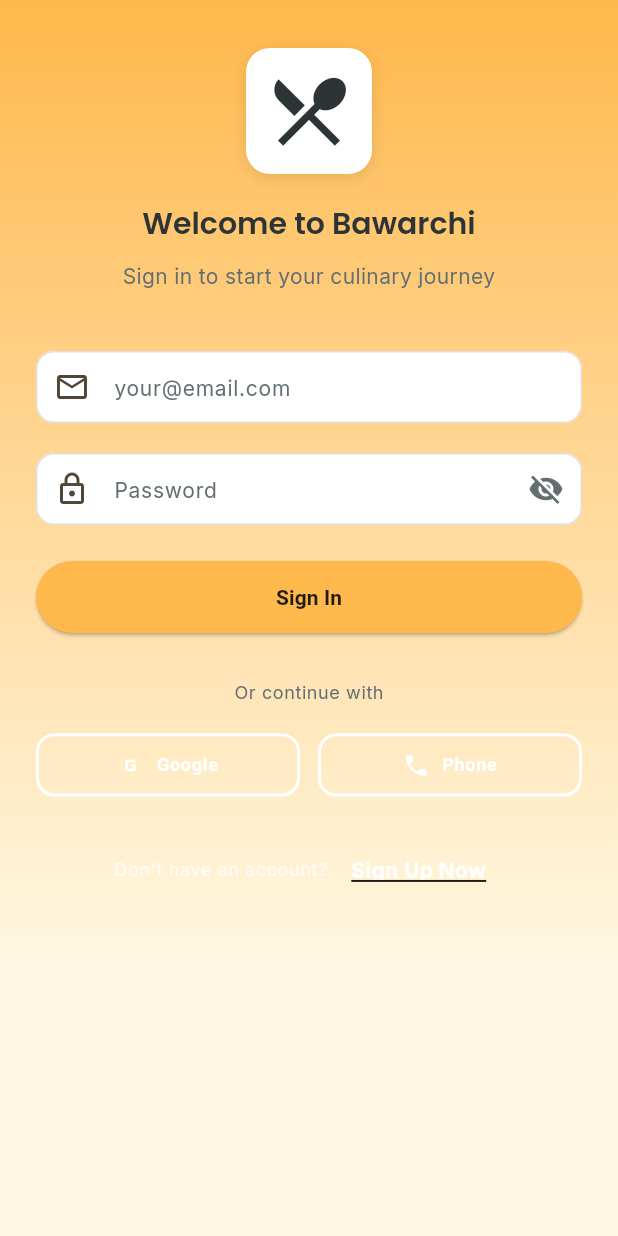
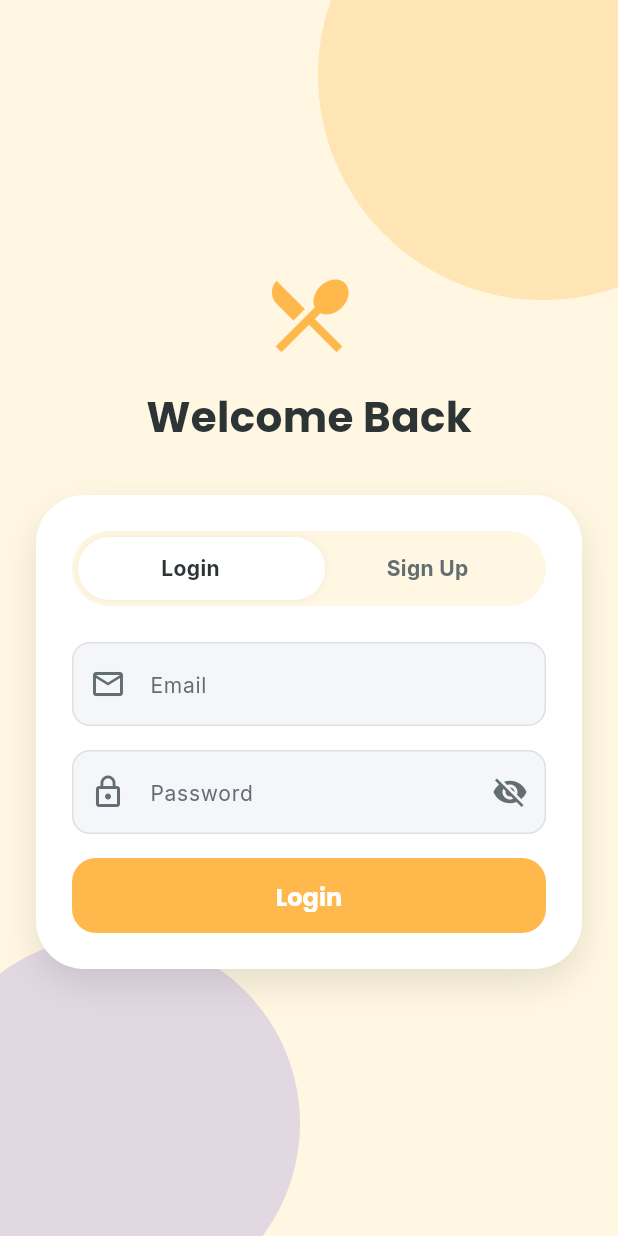
Before and after one commit to Ezakeil/bawarchi_app, a Flutter app: the screen it shows after launch, on a phone screen of 412 x 824 dp. Run offline on Flutter 3.47's test engine with Material 3 defaults, Android fonts, the phone set to English and light mode, and no system bars; our stand-ins replace cloud_firestore, firebase_auth, firebase_core, go_router, google_fonts; accounts and stored records are empty.

Commit message:
overhauled login and sign up visually

```diff
--- a/lib/core/router/app_router.dart
+++ b/lib/core/router/app_router.dart
@@ -43,16 +43,22 @@ final GoRouter appRouter = GoRouter(
     }
 
     if (isLoggedIn) {
-      // If logged in and at login page, go to home
-      if (state.uri.toString() == '/login') {
-        print('[Router] Redirecting to /home (logged in)');
-        return '/home';
+      // Check if user has completed onboarding
+      final userData = await _authRepository.getUserData(user.uid);
+      final onboardingComplete = userData?.onboardingComplete ?? false;
+
+      if (!onboardingComplete) {
+        if (state.uri.toString() != '/preferences') {
+          print('[Router] Redirecting to /preferences (onboarding incomplete)');
+          return '/preferences';
+        }
+        return null;
       }
 
-      // If logged in and at signup page, go to preferences (onboarding)
-      if (state.uri.toString() == '/signup') {
-        print('[Router] Redirecting to /preferences (signup complete)');
-        return '/preferences';
+      // If logged in and onboarding complete, redirect away from auth pages
+      if (isLoggingIn || isSigningUp) {
+        print('[Router] Redirecting to /home (logged in & onboarding complete)');
+        return '/home';
       }
     }
 
--- a/lib/core/services/recipe_service.dart
+++ b/lib/core/services/recipe_service.dart
@@ -4,7 +4,7 @@ import 'package:firebase_auth/firebase_auth.dart';
 import '../../features/recipes/data/models/recipe_model.dart';
 
 class RecipeService {
-  final String _baseUrl = 'http://192.168.18.63:8000/api/v1/recipes/generate';
+  final String _baseUrl = 'http://192.168.0.199:8000/api/v1/recipes/generate';
 
   Future<List<Recipe>> fetchRecipesByIngredients(List<String> ingredients) async {
     try {
--- /dev/null
+++ b/lib/core/ui/auth_background.dart
@@ -0,0 +1,51 @@
+import 'package:flutter/material.dart';
+import '../constants/app_colors.dart';
+
+class AuthBackground extends StatelessWidget {
+  final Widget child;
+
+  const AuthBackground({Key? key, required this.child}) : super(key: key);
+
+  @override
+  Widget build(BuildContext context) {
+    return Scaffold(
+      backgroundColor: AppColors.backgroundCream,
+      body: Stack(
+        children: [
+          // Blob 1: Top-right corner
+          Positioned(
+            top: -100,
+            right: -100,
+            child: Container(
+              width: 300,
+              height: 300,
+              decoration: BoxDecoration(
+                shape: BoxShape.circle,
+                color: AppColors.primaryAmber.withOpacity(0.3),
+              ),
+            ),
+          ),
+          // Blob 2: Bottom-left corner
+          Positioned(
+            bottom: -50,
+            left: -50,
+            child: Container(
+              width: 250,
+              height: 250,
+              decoration: BoxDecoration(
+                shape: BoxShape.circle,
+                color: AppColors.accentViolet.withOpacity(0.2),
+              ),
+            ),
+          ),
+          // Content
+          SafeArea(
+            child: Center(
+              child: child,
+            ),
+          ),
+        ],
+      ),
+    );
+  }
+}
--- a/lib/features/auth/presentation/screens/login_screen.dart
+++ b/lib/features/auth/presentation/screens/login_screen.dart
@@ -1,7 +1,10 @@
-import 'package:flutter/gestures.dart';
 import 'package:flutter/material.dart';
 import 'package:go_router/go_router.dart';
+import 'package:google_fonts/google_fonts.dart';
+import 'package:firebase_auth/firebase_auth.dart';
+import 'package:cloud_firestore/cloud_firestore.dart';
 import '../../../../core/constants/app_colors.dart';
+import '../../../../core/ui/auth_background.dart';
 import '../../data/auth_repository.dart';
 
 class LoginScreen extends StatefulWidget {
@@ -11,59 +14,57 @@ class LoginScreen extends StatefulWidget {
   State<LoginScreen> createState() => _LoginScreenState();
 }
 
-class _LoginScreenState extends State<LoginScreen> {
+class _LoginScreenState extends State<LoginScreen> with SingleTickerProviderStateMixin {
+  bool isLogin = true;
   bool obscurePassword = true;
+  bool obscureConfirmPassword = true;
   bool isLoading = false;
+
   final _formKey = GlobalKey<FormState>();
   final TextEditingController _emailController = TextEditingController();
   final TextEditingController _passwordController = TextEditingController();
+  final TextEditingController _confirmPasswordController = TextEditingController();
+  final TextEditingController _nameController = TextEditingController();
   final AuthRepository _authRepository = AuthRepository();
+
+  late AnimationController _animationController;
+
+  @override
+  void initState() {
+    super.initState();
+    _animationController = AnimationController(
+      vsync: this,
+      duration: const Duration(milliseconds: 300),
+    );
+  }
 
   @override
   void dispose() {
     _emailController.dispose();
     _passwordController.dispose();
+    _confirmPasswordController.dispose();
+    _nameController.dispose();
+    _animationController.dispose();
     super.dispose();
   }
 
-  // Email validation logic (FR1.2)
-  String? _validateEmail(String? value) {
-    if (value == null || value.isEmpty) {
-      return 'Please enter your email';
-    }
-    final emailRegex = RegExp(r'^[^@]+@[^@]+\.[^@]+');
-    if (!emailRegex.hasMatch(value)) {
-      return 'Please enter a valid email';
-    }
-    return null;
-  }
-
-  // Password validation logic
-  String? _validatePassword(String? value) {
-    if (value == null || value.isEmpty) {
-      return 'Please enter your password';
-    }
-    if (value.length < 6) {
-      return 'Password must be at least 6 characters';
-    }
-    return null;
-  }
-
-  Future<void> _handleLogin() async {
+  Future<void> _submit() async {
     if (_formKey.currentState!.validate()) {
-      setState(() {
-        isLoading = true;
-      });
-
+      setState(() => isLoading = true);
       try {
-        print('[LoginScreen] Starting login');
+        if (isLogin) {
           await _authRepository.signInWithEmailAndPassword(
             _emailController.text.trim(),
             _passwordController.text.trim(),
           );
-        print('[LoginScreen] Login complete, navigating to /home');
-        if (mounted) {
-          context.go('/home');
+          if (mounted) context.go('/home');
+        } else {
+          await _authRepository.signUpWithEmailAndPassword(
+            _emailController.text.trim(),
+            _passwordController.text.trim(),
+            _nameController.text.trim(),
+          );
+          if (mounted) context.go('/preferences');
         }
       } catch (e) {
         if (mounted) {
@@ -72,234 +73,193 @@ class _LoginScreenState extends State<LoginScreen> {
           );
         }
       } finally {
-        if (mounted) {
-          setState(() {
-            isLoading = false;
-          });
-        }
+        if (mounted) setState(() => isLoading = false);
       }
     }
   }
 
   @override
   Widget build(BuildContext context) {
-    return Scaffold(
-      body: Container(
-        decoration: BoxDecoration(
-          gradient: LinearGradient(
-            begin: Alignment.topCenter,
-            end: Alignment.bottomCenter,
-            colors: [AppColors.primaryAmber, AppColors.backgroundCream],
+    return AuthBackground(
+      child: SingleChildScrollView(
+        child: Padding(
+          padding: const EdgeInsets.all(24.0),
+          child: Column(
+            mainAxisAlignment: MainAxisAlignment.center,
+            children: [
+              // Header
+              Icon(Icons.restaurant_menu, size: 64, color: AppColors.primaryAmber),
+              const SizedBox(height: 16),
+              Text(
+                isLogin ? 'Welcome Back' : 'Join Bawarchi',
+                style: GoogleFonts.poppins(
+                  fontSize: 28,
+                  fontWeight: FontWeight.bold,
+                  color: AppColors.textCharcoal,
                 ),
               ),
-        child: SafeArea(
-          child: SingleChildScrollView(
-            child: Padding(
-              padding: const EdgeInsets.symmetric(horizontal: 24, vertical: 32),
-              child: Column(
-                crossAxisAlignment: CrossAxisAlignment.center,
-                children: [
-                  _buildHeader(),
-                  const SizedBox(height: 40),
-                  Form(
-                    key: _formKey,
+              const SizedBox(height: 32),
+
+              // Split Card
+              Container(
+                decoration: BoxDecoration(
+                  color: Colors.white,
+                  borderRadius: BorderRadius.circular(32),
+                  boxShadow: [
+                    BoxShadow(
+                      color: Colors.black.withOpacity(0.1),
+                      blurRadius: 20,
+                      offset: const Offset(0, 10),
+                    ),
+                  ],
+                ),
+                padding: const EdgeInsets.all(24),
                 child: Column(
                   children: [
-                        _buildEmailField(),
-                        const SizedBox(height: 20),
-                        _buildPasswordField(),
-                        const SizedBox(height: 24),
-                        _buildLoginButton(),
+                    // Toggle Switch
+                    Container(
+                      height: 50,
+                      decoration: BoxDecoration(
+                        color: AppColors.backgroundCream,
+                        borderRadius: BorderRadius.circular(25),
+                      ),
+                      child: Stack(
+                        children: [
+                          AnimatedAlign(
+                            alignment: isLogin ? Alignment.centerLeft : Alignment.centerRight,
+                            duration: const Duration(milliseconds: 300),
+                            curve: Curves.easeInOut,
+                            child: Container(
+                              width: MediaQuery.of(context).size.width * 0.4, // Approx half width
+                              margin: const EdgeInsets.all(4),
+                              decoration: BoxDecoration(
+                                color: Colors.white,
+                                borderRadius: BorderRadius.circular(21),
+                                boxShadow: [
+                                  BoxShadow(
+                                    color: Colors.black.withOpacity(0.05),
+                                    blurRadius: 4,
+                                  ),
                                 ],
                               ),
                             ),
-                  const SizedBox(height: 32),
-                  _buildSocialLogin(),
-                  const SizedBox(height: 24),
-                  _buildSignupLink(),
-                ],
+                          ),
+                          Row(
+                            children: [
+                              Expanded(
+                                child: GestureDetector(
+                                  onTap: () => setState(() => isLogin = true),
+                                  child: Container(
+                                    color: Colors.transparent,
+                                    alignment: Alignment.center,
+                                    child: Text(
+                                      'Login',
+                                      style: TextStyle(
+                                        fontWeight: FontWeight.bold,
+                                        color: isLogin ? AppColors.textCharcoal : AppColors.textMuted,
                                       ),
                                     ),
                                   ),
                                 ),
                               ),
-    );
-  }
-
-  Widget _buildHeader() {
-    return Column(
-      children: [
-        Container(
-          padding: const EdgeInsets.all(12),
-          decoration: BoxDecoration(
-            color: Colors.white,
-            borderRadius: BorderRadius.circular(16),
-            boxShadow: [
-              BoxShadow(
-                color: Colors.black.withOpacity(0.1),
-                blurRadius: 8,
-                offset: const Offset(0, 2),
-              ),
-            ],
-          ),
-          child: Icon(
-            Icons.restaurant_menu,
-            size: 60,
-            color: AppColors.textCharcoal,
+                              Expanded(
+                                child: GestureDetector(
+                                  onTap: () => setState(() => isLogin = false),
+                                  child: Container(
+                                    color: Colors.transparent,
+                                    alignment: Alignment.center,
+                                    child: Text(
+                                      'Sign Up',
+                                      style: TextStyle(
+                                        fontWeight: FontWeight.bold,
+                                        color: !isLogin ? AppColors.textCharcoal : AppColors.textMuted,
                                       ),
                                     ),
-        const SizedBox(height: 20),
-        Text(
-          'Welcome to Bawarchi',
-          style: Theme.of(context).textTheme.headlineMedium,
-          textAlign: TextAlign.center,
                                   ),
-        const SizedBox(height: 12),
-        Text(
-          'Sign in to start your culinary journey',
-          style: Theme.of(
-            context,
-          ).textTheme.bodyMedium?.copyWith(color: AppColors.textMuted),
-          textAlign: TextAlign.center,
-        ),
-      ],
-    );
-  }
-
-  // Email Field (FR1.2)
-  Widget _buildEmailField() {
-    return TextFormField(
-      controller: _emailController,
-      keyboardType: TextInputType.emailAddress,
-      validator: _validateEmail,
-      decoration: InputDecoration(
-        hintText: 'your@email.com',
-        prefixIcon: const Icon(Icons.email_outlined),
-      ),
-    );
-  }
-
-  // Password Field (FR1.4)
-  Widget _buildPasswordField() {
-    return TextFormField(
-      controller: _passwordController,
-      obscureText: obscurePassword,
-      validator: _validatePassword,
-      decoration: InputDecoration(
-        hintText: 'Password',
-        prefixIcon: const Icon(Icons.lock_outlined),
-        suffixIcon: IconButton(
-          icon: Icon(
-            obscurePassword ? Icons.visibility_off : Icons.visibility,
-            color: AppColors.textMuted,
-          ),
-          onPressed: () {
-            setState(() {
-              obscurePassword = !obscurePassword;
-            });
-          },
-        ),
-      ),
-    );
-  }
-
-  // Login Button (FR1.6)
-  Widget _buildLoginButton() {
-    return SizedBox(
-      width: double.infinity,
-      child: ElevatedButton(
-        onPressed: isLoading ? null : _handleLogin,
-        child: isLoading
-            ? const SizedBox(
-                height: 20,
-                width: 20,
-                child: CircularProgressIndicator(
-                  strokeWidth: 2,
-                  color: AppColors.textCharcoal,
-                ),
-              )
-            : Text(
-                'Sign In',
-                style: Theme.of(
-                  context,
-                ).textTheme.labelLarge?.copyWith(fontWeight: FontWeight.w600),
-              ),
-      ),
-    );
-  }
-
-  // Social Login (FR1.7)
-  Widget _buildSocialLogin() {
-    return Column(
-      children: [
-        Text(
-          'Or continue with',
-          style: Theme.of(
-            context,
-          ).textTheme.bodySmall?.copyWith(color: AppColors.textMuted),
-        ),
-        const SizedBox(height: 16),
-        Row(
-          children: [
-            // Google Button
-            Expanded(
-              child: OutlinedButton(
-                onPressed: () {
-                  // TODO: Implement Google login
-                  ScaffoldMessenger.of(context).showSnackBar(
-                    const SnackBar(content: Text('Google login coming soon')),
-                  );
-                },
-                style: OutlinedButton.styleFrom(
-                  side: const BorderSide(color: Colors.white, width: 2),
-                  shape: RoundedRectangleBorder(
-                    borderRadius: BorderRadius.circular(12),
-                  ),
-                  padding: const EdgeInsets.symmetric(vertical: 12),
-                ),
-                child: Row(
-                  mainAxisAlignment: MainAxisAlignment.center,
-                  children: [
-                    const Icon(Icons.g_mobiledata, color: Colors.white),
-                    const SizedBox(width: 8),
-                    Text(
-                      'Google',
-                      style: Theme.of(context).textTheme.labelMedium?.copyWith(
-                        color: Colors.white,
-                        fontWeight: FontWeight.w600,
                                 ),
                               ),
                             ],
                           ),
+                        ],
                       ),
                     ),
-            const SizedBox(width: 12),
-            // Phone Button
-            Expanded(
-              child: OutlinedButton(
-                onPressed: () {
-                  // TODO: Implement Phone login
-                  ScaffoldMessenger.of(context).showSnackBar(
-                    const SnackBar(content: Text('Phone login coming soon')),
-                  );
+                    const SizedBox(height: 24),
+
+                    // Form
+                    Form(
+                      key: _formKey,
+                      child: AnimatedSize(
+                        duration: const Duration(milliseconds: 300),
+                        child: Column(
+                          children: [
+                            if (!isLogin) ...[
+                              _buildModernTextField(
+                                controller: _nameController,
+                                hint: 'Full Name',
+                                icon: Icons.person_outline,
+                                validator: (v) => v!.isEmpty ? 'Name required' : null,
+                              ),
+                              const SizedBox(height: 16),
+                            ],
+                            _buildModernTextField(
+                              controller: _emailController,
+                              hint: 'Email',
+                              icon: Icons.email_outlined,
+                              validator: (v) => !v!.contains('@') ? 'Invalid email' : null,
+                            ),
+                            const SizedBox(height: 16),
+                            _buildModernTextField(
+                              controller: _passwordController,
+                              hint: 'Password',
+                              icon: Icons.lock_outline,
+                              isPassword: true,
+                              validator: (v) {
+                                if (v == null || v.isEmpty) return 'Password required';
+                                if (v.length < 8) return 'Min 8 chars';
+                                if (!v.contains(RegExp(r'\d'))) return 'Must contain digit';
+                                return null;
                               },
-                style: OutlinedButton.styleFrom(
-                  side: const BorderSide(color: Colors.white, width: 2),
+                            ),
+                            const SizedBox(height: 16),
+                            if (!isLogin) ...[
+                              _buildModernTextField(
+                                controller: _confirmPasswordController,
+                                hint: 'Confirm Password',
+                                icon: Icons.lock_outline,
+                                isPassword: true,
+                                isConfirmPassword: true,
+                                validator: (v) {
+                                  if (v == null || v.isEmpty) return 'Confirm password';
+                                  if (v != _passwordController.text) return 'Mismatch';
+                                  return null;
+                                },
+                              ),
+                              const SizedBox(height: 24),
+                            ],
+
+                            // Submit Button
+                            SizedBox(
+                              width: double.infinity,
+                              height: 50,
+                              child: ElevatedButton(
+                                onPressed: isLoading ? null : _submit,
+                                style: ElevatedButton.styleFrom(
+                                  backgroundColor: AppColors.primaryAmber,
                                   shape: RoundedRectangleBorder(
-                    borderRadius: BorderRadius.circular(12),
+                                    borderRadius: BorderRadius.circular(16),
                                   ),
-                  padding: const EdgeInsets.symmetric(vertical: 12),
+                                  elevation: 0,
                                 ),
-                child: Row(
-                  mainAxisAlignment: MainAxisAlignment.center,
-                  children: [
-                    const Icon(Icons.phone, color: Colors.white),
-                    const SizedBox(width: 8),
-                    Text(
-                      'Phone',
-                      style: Theme.of(context).textTheme.labelMedium?.copyWith(
+                                child: isLoading
+                                    ? const CircularProgressIndicator(color: Colors.white)
+                                    : Text(
+                                        isLogin ? 'Login' : 'Create Account',
+                                        style: const TextStyle(
+                                          fontSize: 16,
+                                          fontWeight: FontWeight.bold,
                                           color: Colors.white,
-                        fontWeight: FontWeight.w600,
+                                        ),
+                                      ),
                               ),
                             ),
                           ],
@@ -308,40 +268,58 @@ class _LoginScreenState extends State<LoginScreen> {
                     ),
                   ],
                 ),
+              ),
             ],
+          ),
+        ),
+      ),
     );
   }
 
-  // Signup Link
-  Widget _buildSignupLink() {
-    return Row(
-      mainAxisAlignment: MainAxisAlignment.center,
-      children: [
-        Text(
-          "Don't have an account? ",
-          style: Theme.of(context).textTheme.bodySmall?.copyWith(
-            color: Colors.white.withOpacity(0.8),
+  Widget _buildModernTextField({
+    required TextEditingController controller,
+    required String hint,
+    required IconData icon,
+    bool isPassword = false,
+    bool isConfirmPassword = false,
+    String? Function(String?)? validator,
+  }) {
+    return TextFormField(
+      controller: controller,
+      obscureText: isPassword && (isConfirmPassword ? obscureConfirmPassword : obscurePassword),
+      validator: validator,
+      decoration: InputDecoration(
+        hintText: hint,
+        prefixIcon: Icon(icon, color: AppColors.textMuted),
+        suffixIcon: isPassword
+            ? IconButton(
+                icon: Icon(
+                  (isConfirmPassword ? obscureConfirmPassword : obscurePassword)
+                      ? Icons.visibility_off
+                      : Icons.visibility,
+                  color: AppColors.textMuted,
                 ),
+                onPressed: () => setState(() {
+                  if (isConfirmPassword) {
+                    obscureConfirmPassword = !obscureConfirmPassword;
+                  } else {
+                    obscurePassword = !obscurePassword;
+                  }
+                }),
+              )
+            : null,
+        filled: true,
+        fillColor: const Color(0xFFF5F6FA),
+        border: OutlineInputBorder(
+          borderRadius: BorderRadius.circular(16),
+          borderSide: BorderSide.none,
         ),
-        GestureDetector(
-          onTap: () {
-            print('[LoginScreen] Sign Up tapped');
-            context.go('/signup');
-          },
-          behavior: HitTestBehavior.opaque,
-          child: Padding(
-            padding: const EdgeInsets.all(12.0),
-            child: Text(
-              'Sign Up Now',
-              style: Theme.of(context).textTheme.bodyMedium?.copyWith(
-                color: Colors.white,
-                fontWeight: FontWeight.bold,
-                decoration: TextDecoration.underline,
+        focusedBorder: OutlineInputBorder(
+          borderRadius: BorderRadius.circular(16),
+          borderSide: const BorderSide(color: AppColors.accentViolet, width: 1.5),
         ),
+        contentPadding: const EdgeInsets.symmetric(vertical: 16),
       ),
-          ),
-        ),
-      ],
     );
   }
 }
```
Lines whose indentation alone changed are shown as unchanged.
